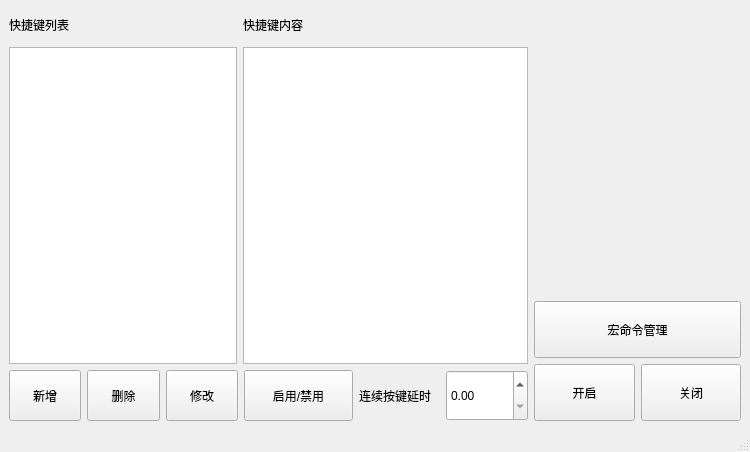
Before: the Qt Designer form shortcut_keys.ui in VerySeriousMan/shortcut_keys, drawn with Qt 5.
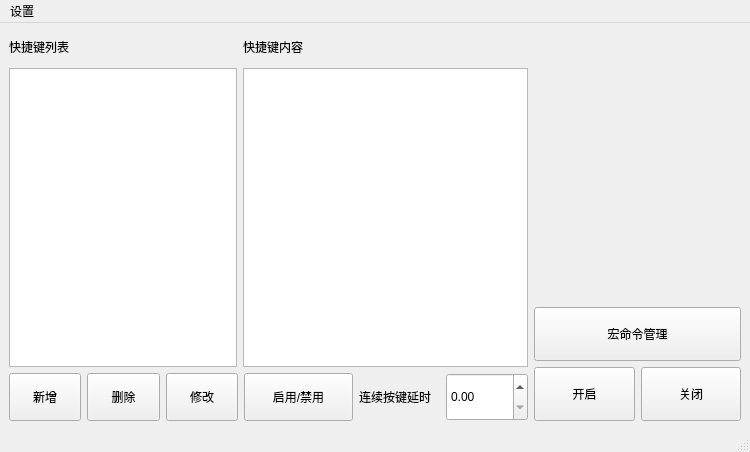
After: the same form once the commit is applied.

Patch:
```diff
--- a/shortcut_keys.ui
+++ b/shortcut_keys.ui
@@ -262,6 +262,13 @@
      <height>23</height>
     </rect>
    </property>
+   <widget class="QMenu" name="menu">
+    <property name="title">
+     <string>设置</string>
+    </property>
+    <addaction name="software_update_action"/>
+   </widget>
+   <addaction name="menu"/>
   </widget>
   <widget class="QStatusBar" name="statusbar"/>
  </widget>
```
Left out of the diff: 5 changed lines with no effect on the pictures.
